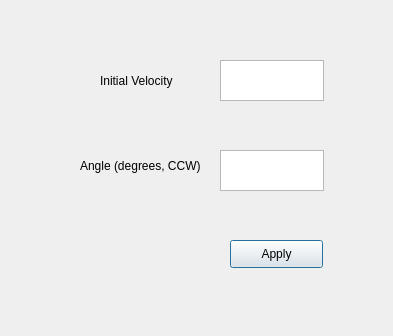
Old version of the form startdialog.ui in the repository haonanq666/schrodingerhack2020.
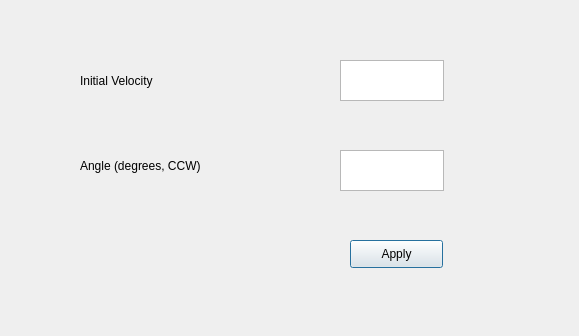
New version of the form.

Patch:
```diff
--- a/startdialog.ui
+++ b/startdialog.ui
@@ -6,7 +6,7 @@
    <rect>
     <x>0</x>
     <y>0</y>
-    <width>393</width>
+    <width>579</width>
     <height>336</height>
    </rect>
   </property>
@@ -16,7 +16,7 @@
   <widget class="QTextEdit" name="inputV">
    <property name="geometry">
     <rect>
-     <x>220</x>
+     <x>340</x>
      <y>60</y>
      <width>104</width>
      <height>41</height>
@@ -26,7 +26,7 @@
   <widget class="QTextEdit" name="InputA">
    <property name="geometry">
     <rect>
-     <x>220</x>
+     <x>340</x>
      <y>150</y>
      <width>104</width>
      <height>41</height>
@@ -36,7 +36,7 @@
   <widget class="QPushButton" name="Apply">
    <property name="geometry">
     <rect>
-     <x>230</x>
+     <x>350</x>
      <y>240</y>
      <width>93</width>
      <height>28</height>
@@ -49,9 +49,9 @@
   <widget class="QLabel" name="label">
    <property name="geometry">
     <rect>
-     <x>100</x>
+     <x>80</x>
      <y>60</y>
-     <width>121</width>
+     <width>151</width>
      <height>41</height>
     </rect>
    </property>
@@ -64,7 +64,7 @@
     <rect>
      <x>80</x>
      <y>150</y>
-     <width>151</width>
+     <width>171</width>
      <height>31</height>
     </rect>
    </property>
```
